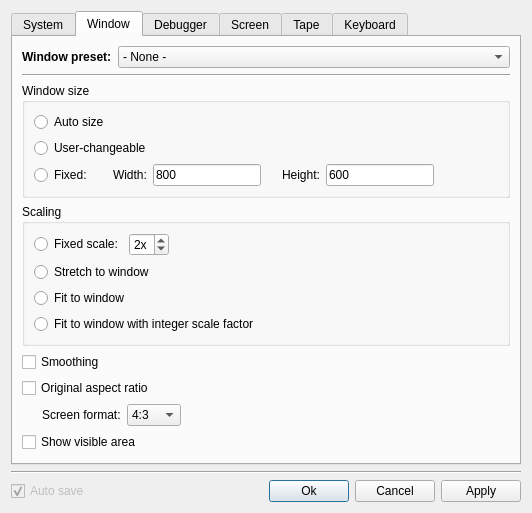
The window that src/qt/qtSettingsDialog.ui (vpyk/emu80v4) describes before a commit, drawn with Qt 5.
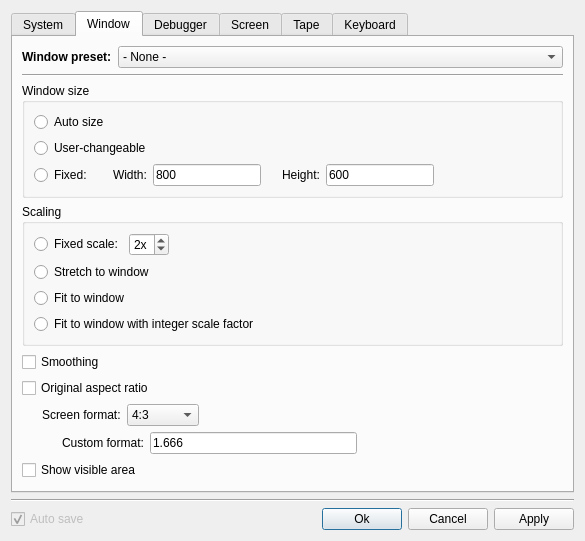
The same window after the commit. The open tabs and pages were chosen to show the change.

Commit message: Custom screen format in addition to 4:3 and 16:9

Patch:
```diff
--- a/src/qt/qtSettingsDialog.ui
+++ b/src/qt/qtSettingsDialog.ui
@@ -6,8 +6,8 @@
    <rect>
     <x>0</x>
     <y>0</y>
-    <width>532</width>
-    <height>480</height>
+    <width>585</width>
+    <height>508</height>
    </rect>
   </property>
   <property name="windowTitle">
@@ -20,7 +20,7 @@
       <enum>QTabWidget::North</enum>
      </property>
      <property name="currentIndex">
-      <number>0</number>
+      <number>1</number>
      </property>
      <widget class="QWidget" name="systemTab">
       <attribute name="title">
@@ -663,6 +663,11 @@
              <string notr="true">16:9</string>
             </property>
            </item>
+           <item>
+            <property name="text">
+             <string>Custom</string>
+            </property>
+           </item>
           </widget>
          </item>
          <item>
@@ -680,6 +685,56 @@
          </item>
         </layout>
        </item>
+       <item>
+        <layout class="QHBoxLayout" name="horizontalLayout_11">
+         <item>
+          <spacer name="horizontalSpacer_11">
+           <property name="orientation">
+            <enum>Qt::Horizontal</enum>
+           </property>
+           <property name="sizeType">
+            <enum>QSizePolicy::Fixed</enum>
+           </property>
+           <property name="sizeHint" stdset="0">
+            <size>
+             <width>40</width>
+             <height>20</height>
+            </size>
+           </property>
+          </spacer>
+         </item>
+         <item>
+          <widget class="QLabel" name="label_2">
+           <property name="text">
+            <string>Custom format:</string>
+           </property>
+          </widget>
+         </item>
+         <item>
+          <widget class="QLineEdit" name="customFormatLineEdit">
+           <property name="inputMask">
+            <string notr="true">0.000</string>
+           </property>
+           <property name="text">
+            <string notr="true">1.666</string>
+           </property>
+          </widget>
+         </item>
+         <item>
+          <spacer name="horizontalSpacer_12">
+           <property name="orientation">
+            <enum>Qt::Horizontal</enum>
+           </property>
+           <property name="sizeHint" stdset="0">
+            <size>
+             <width>40</width>
+             <height>20</height>
+            </size>
+           </property>
+          </spacer>
+         </item>
+        </layout>
+       </item>
        <item>
         <widget class="QCheckBox" name="cropCheckBox">
          <property name="text">
@@ -692,6 +747,9 @@
          <property name="orientation">
           <enum>Qt::Vertical</enum>
          </property>
+         <property name="sizeType">
+          <enum>QSizePolicy::Expanding</enum>
+         </property>
          <property name="sizeHint" stdset="0">
           <size>
            <width>20</width>
@@ -1137,6 +1195,9 @@
      <property name="orientation">
       <enum>Qt::Vertical</enum>
      </property>
+     <property name="sizeType">
+      <enum>QSizePolicy::Expanding</enum>
+     </property>
      <property name="sizeHint" stdset="0">
       <size>
        <width>20</width>
```
Left out of the diff: 2 changed lines with no effect on the pictures. The commit also changes 28 other files.
